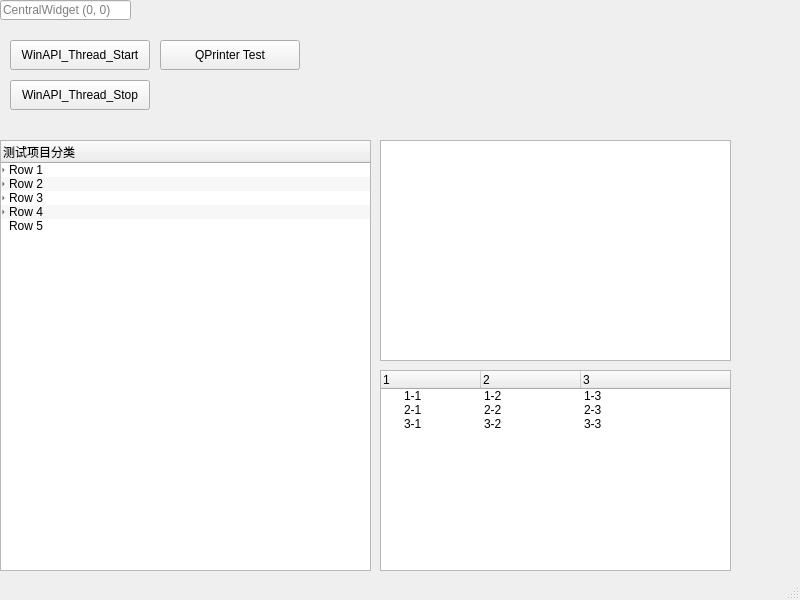
The window that QtGuiApplicationTest/QtGuiApplicationTest/MiscellaneousTesting.ui (xautshuanglong/QtLearningRepository) describes before a commit, drawn with Qt 5.
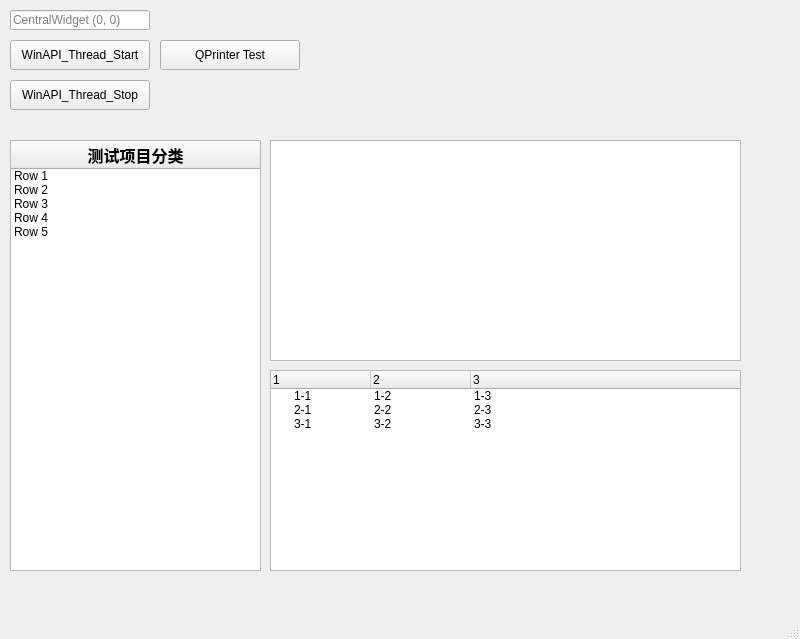
The same window after the commit.

Commit message: 调整分类样式

```diff
--- a/QtGuiApplicationTest/QtGuiApplicationTest/MiscellaneousTesting.ui
+++ b/QtGuiApplicationTest/QtGuiApplicationTest/MiscellaneousTesting.ui
@@ -7,7 +7,7 @@
     <x>0</x>
     <y>0</y>
     <width>800</width>
-    <height>600</height>
+    <height>639</height>
    </rect>
   </property>
   <property name="windowTitle">
@@ -17,9 +17,9 @@
    <widget class="QLineEdit" name="lineEditPosition">
     <property name="geometry">
      <rect>
-      <x>0</x>
-      <y>0</y>
-      <width>131</width>
+      <x>10</x>
+      <y>10</y>
+      <width>140</width>
       <height>20</height>
      </rect>
     </property>
@@ -30,9 +30,9 @@
    <widget class="QTreeWidget" name="twMiscellaneousTesting">
     <property name="geometry">
      <rect>
-      <x>0</x>
+      <x>10</x>
       <y>140</y>
-      <width>371</width>
+      <width>251</width>
       <height>431</height>
      </rect>
     </property>
@@ -43,13 +43,10 @@
      <set>QAbstractItemView::DoubleClicked</set>
     </property>
     <property name="showDropIndicator" stdset="0">
-     <bool>false</bool>
-    </property>
-    <property name="alternatingRowColors">
      <bool>true</bool>
     </property>
     <property name="indentation">
-     <number>5</number>
+     <number>0</number>
     </property>
     <property name="rootIsDecorated">
      <bool>true</bool>
@@ -73,6 +70,16 @@
      <property name="text">
       <string>测试项目分类</string>
      </property>
+     <property name="font">
+      <font>
+       <pointsize>12</pointsize>
+       <weight>75</weight>
+       <bold>true</bold>
+      </font>
+     </property>
+     <property name="textAlignment">
+      <set>AlignCenter</set>
+     </property>
     </column>
     <item>
      <property name="text">
@@ -153,9 +160,9 @@
    <widget class="QListWidget" name="listWidget">
     <property name="geometry">
      <rect>
-      <x>380</x>
+      <x>270</x>
       <y>140</y>
-      <width>351</width>
+      <width>471</width>
       <height>221</height>
      </rect>
     </property>
@@ -205,9 +212,9 @@
    <widget class="QTreeWidget" name="treeWidgetExample">
     <property name="geometry">
      <rect>
-      <x>380</x>
+      <x>270</x>
       <y>370</y>
-      <width>351</width>
+      <width>471</width>
       <height>201</height>
      </rect>
     </property>
```
Left out of the diff: 5 changed lines with no effect on the pictures. The commit also changes 1 other file.
